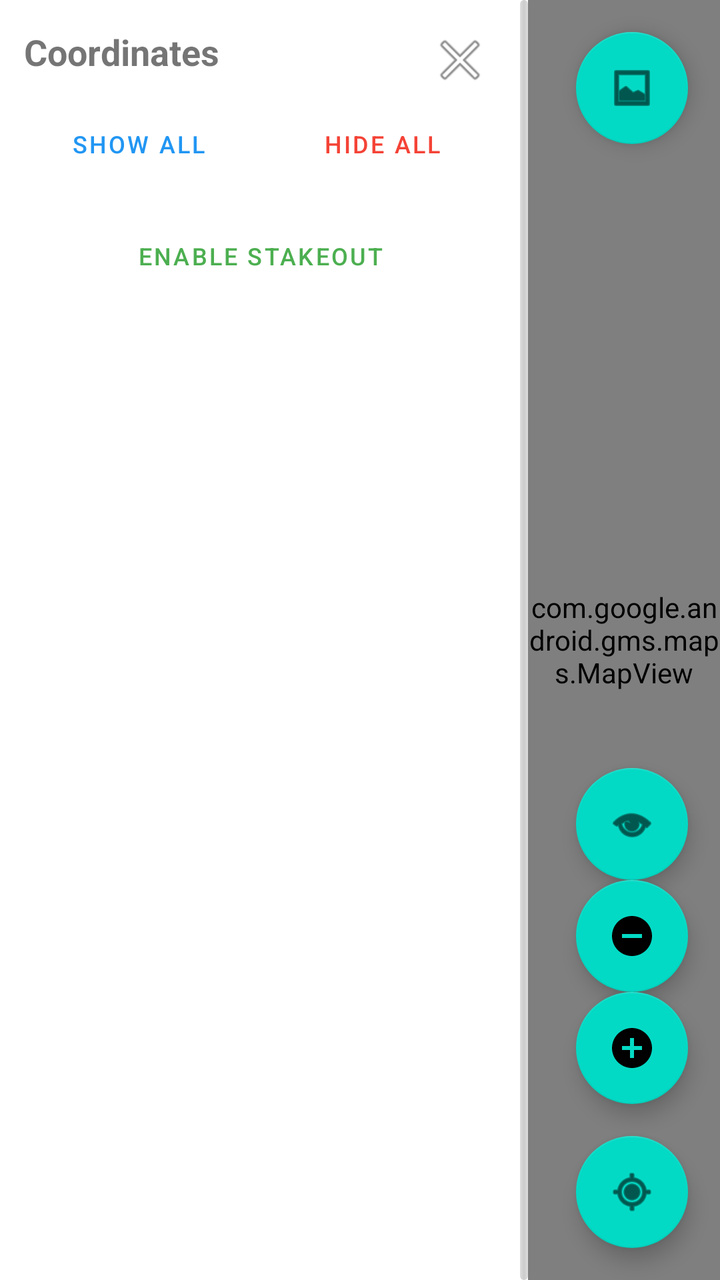
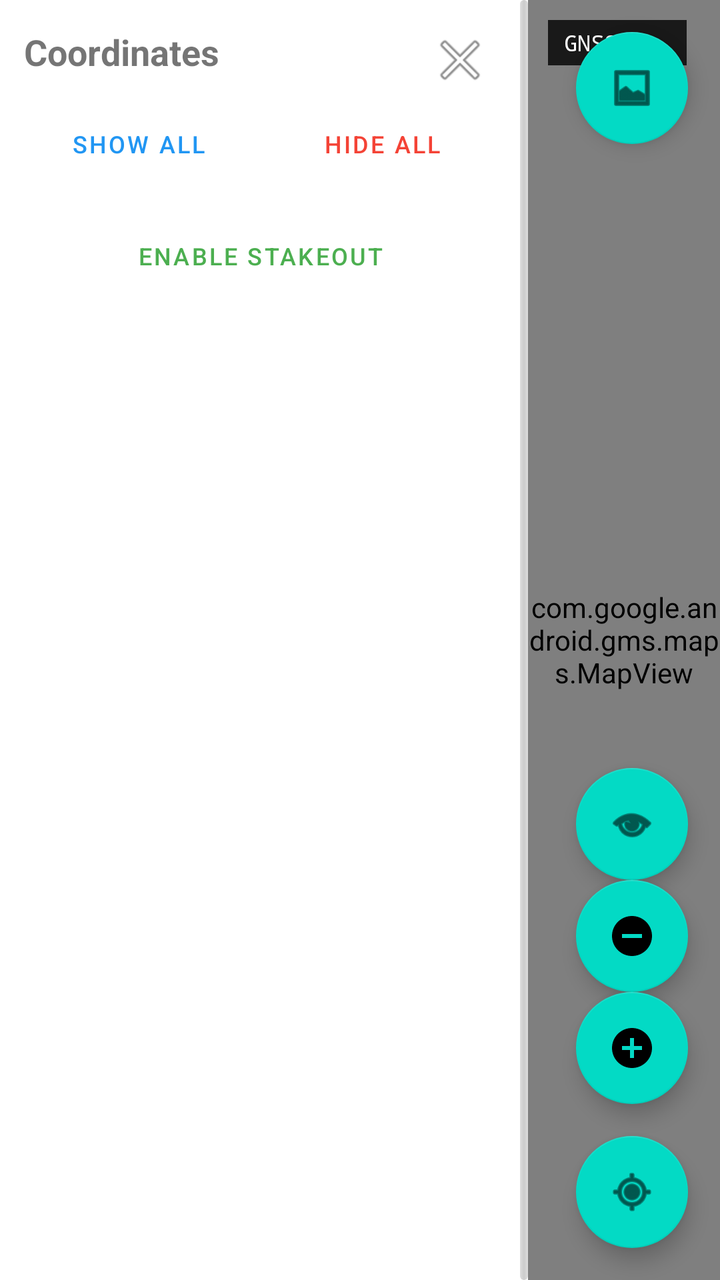

Two renders of the same Android screen: before a commit and after it. Below are the layout's source before the change and the commit's diff.
<!-- AndroidManifest.xml: application theme Theme.SurveyingApp -->
<!-- res/layout/fragment_render_map.xml -->
<?xml version="1.0" encoding="utf-8"?>
<LinearLayout xmlns:android="http://schemas.android.com/apk/res/android"
    android:layout_width="match_parent"
    android:layout_height="match_parent"
    android:orientation="horizontal">

    
    <LinearLayout
        android:id="@+id/left_panel"
        android:layout_width="260dp"
        android:layout_height="match_parent"
        android:background="#FFFFFF"
        android:orientation="vertical"
        android:padding="12dp">

        <LinearLayout
            android:layout_width="match_parent"
            android:layout_height="wrap_content"
            android:gravity="center_vertical"
            android:orientation="horizontal">

            <TextView
                android:id="@+id/left_panel_title"
                android:layout_width="0dp"
                android:layout_height="wrap_content"
                android:layout_weight="1"
                android:paddingBottom="8dp"
                android:text="Coordinates"
                android:textSize="18sp"
                android:textStyle="bold" />

            <ImageButton
                android:id="@+id/btn_collapse_panel"
                android:layout_width="36dp"
                android:layout_height="36dp"
                android:background="@android:color/transparent"
                android:contentDescription="Collapse"
                android:src="@android:drawable/ic_menu_close_clear_cancel" />
        </LinearLayout>

        
        <LinearLayout
            android:layout_width="match_parent"
            android:layout_height="wrap_content"
            android:gravity="center"
            android:orientation="horizontal"
            android:paddingBottom="8dp">

            <Button
                android:id="@+id/btn_show_all"
                android:layout_width="0dp"
                android:layout_height="wrap_content"
                android:layout_marginEnd="4dp"
                android:layout_weight="1"
                android:background="?android:attr/selectableItemBackground"
                android:text="Show All"
                android:textColor="#2196F3"
                android:textSize="12sp"
                android:paddingTop="4dp"
                android:paddingBottom="4dp" />

            <Button
                android:id="@+id/btn_hide_all"
                android:layout_width="0dp"
                android:layout_height="wrap_content"
                android:layout_marginStart="4dp"
                android:layout_weight="1"
                android:background="?android:attr/selectableItemBackground"
                android:text="Hide All"
                android:textColor="#F44336"
                android:textSize="12sp"
                android:paddingTop="4dp"
                android:paddingBottom="4dp" />
        </LinearLayout>

        
        <LinearLayout
            android:id="@+id/stakeout_panel"
            android:layout_width="match_parent"
            android:layout_height="wrap_content"
            android:layout_marginBottom="8dp"
            android:background="#F5F5F5"
            android:orientation="vertical"
            android:padding="8dp"
            android:visibility="gone">

            <LinearLayout
                android:layout_width="match_parent"
                android:layout_height="wrap_content"
                android:gravity="center_vertical"
                android:orientation="horizontal">

                <TextView
                    android:layout_width="0dp"
                    android:layout_height="wrap_content"
                    android:layout_weight="1"
                    android:text="Stakeout"
                    android:textSize="16sp"
                    android:textStyle="bold" />

                <Button
                    android:id="@+id/btn_clear_stakeout"
                    android:layout_width="wrap_content"
                    android:layout_height="28dp"
                    android:background="?android:attr/selectableItemBackground"
                    android:paddingHorizontal="8dp"
                    android:text="Clear"
                    android:textColor="#F44336"
                    android:textSize="10sp" />
            </LinearLayout>

            <TextView
                android:id="@+id/txt_stakeout_target"
                android:layout_width="match_parent"
                android:layout_height="wrap_content"
                android:paddingTop="4dp"
                android:text="Target: Tap map to set"
                android:textColor="#666666"
                android:textSize="12sp" />

            <LinearLayout
                android:layout_width="match_parent"
                android:layout_height="wrap_content"
                android:orientation="horizontal"
                android:paddingTop="8dp">

                <LinearLayout
                    android:layout_width="0dp"
                    android:layout_height="wrap_content"
                    android:layout_weight="1"
                    android:gravity="center"
                    android:orientation="vertical">

                    <TextView
                        android:layout_width="wrap_content"
                        android:layout_height="wrap_content"
                        android:text="Distance"
                        android:textColor="#888888"
                        android:textSize="10sp" />

                    <TextView
                        android:id="@+id/txt_stakeout_distance"
                        android:layout_width="wrap_content"
                        android:layout_height="wrap_content"
                        android:text="--"
                        android:textSize="16sp"
                        android:textStyle="bold" />
                </LinearLayout>

                <LinearLayout
                    android:layout_width="0dp"
                    android:layout_height="wrap_content"
                    android:layout_weight="1"
                    android:gravity="center"
                    android:orientation="vertical">

                    <TextView
                        android:layout_width="wrap_content"
                        android:layout_height="wrap_content"
                        android:text="Bearing"
                        android:textColor="#888888"
                        android:textSize="10sp" />

                    <TextView
                        android:id="@+id/txt_stakeout_bearing"
                        android:layout_width="wrap_content"
                        android:layout_height="wrap_content"
                        android:text="--"
                        android:textSize="16sp"
                        android:textStyle="bold" />
                </LinearLayout>

            </LinearLayout>
        </LinearLayout>

        
        <Button
            android:id="@+id/btn_toggle_stakeout"
            android:layout_width="match_parent"
            android:layout_height="wrap_content"
            android:layout_marginBottom="8dp"
            android:background="?android:attr/selectableItemBackground"
            android:text="Enable Stakeout"
            android:textColor="#4CAF50"
            android:textSize="12sp" />

        <androidx.recyclerview.widget.RecyclerView
            android:id="@+id/coordinate_toggle_list"
            android:layout_width="match_parent"
            android:layout_height="0dp"
            android:layout_weight="1" />

        <TextView
            android:id="@+id/left_panel_placeholder"
            android:layout_width="match_parent"
            android:layout_height="wrap_content"
            android:text="No coordinates"
            android:textColor="#555555"
            android:textSize="14sp"
            android:visibility="gone" />
    </LinearLayout>

    
    <View
        android:id="@+id/panel_handle"
        android:layout_width="4dp"
        android:layout_height="match_parent"
        android:background="@drawable/panel_handle_grip"
        android:contentDescription="Drag handle" />

    
    <FrameLayout
        android:layout_width="0dp"
        android:layout_height="match_parent"
        android:layout_weight="1">

        <com.google.android.gms.maps.MapView
            android:id="@+id/mapView"
            android:layout_width="match_parent"
            android:layout_height="match_parent" />

        <TextView
            android:id="@+id/text_render_map"
            android:layout_width="wrap_content"
            android:layout_height="wrap_content"
            android:layout_gravity="center"
            android:background="#66000000"
            android:padding="12dp"
            android:text="@string/render_map_placeholder"
            android:textColor="@android:color/white"
            android:textSize="18sp"
            android:visibility="gone" />

        <com.google.android.material.floatingactionbutton.FloatingActionButton
            android:id="@+id/fab_toggle_sat"
            android:layout_width="wrap_content"
            android:layout_height="wrap_content"
            android:layout_gravity="top|end"
            android:layout_margin="16dp"
            android:contentDescription="Toggle satellite"
            android:src="@android:drawable/ic_menu_gallery" />

        <com.google.android.material.floatingactionbutton.FloatingActionButton
            android:id="@+id/fab_recenter"
            android:layout_width="wrap_content"
            android:layout_height="wrap_content"
            android:layout_gravity="bottom|end"
            android:layout_margin="16dp"
            android:contentDescription="Recenter map"
            android:src="@android:drawable/ic_menu_mylocation" />

        <com.google.android.material.floatingactionbutton.FloatingActionButton
            android:id="@+id/fab_zoom_in"
            android:layout_width="wrap_content"
            android:layout_height="wrap_content"
            android:layout_gravity="bottom|end"
            android:layout_marginEnd="16dp"
            android:layout_marginBottom="88dp"
            android:contentDescription="Zoom in"
            android:src="@drawable/ic_zoom_in" />

        <com.google.android.material.floatingactionbutton.FloatingActionButton
            android:id="@+id/fab_zoom_out"
            android:layout_width="wrap_content"
            android:layout_height="wrap_content"
            android:layout_gravity="bottom|end"
            android:layout_marginEnd="16dp"
            android:layout_marginBottom="144dp"
            android:contentDescription="Zoom out"
            android:src="@drawable/ic_zoom_out" />

        <com.google.android.material.floatingactionbutton.FloatingActionButton
            android:id="@+id/fab_toggle_grid"
            android:layout_width="wrap_content"
            android:layout_height="wrap_content"
            android:layout_gravity="bottom|end"
            android:layout_marginEnd="16dp"
            android:layout_marginBottom="200dp"
            android:contentDescription="Toggle coordinate grid"
            android:src="@android:drawable/ic_menu_view" />

        
        <ImageButton
            android:id="@+id/btn_expand_panel"
            android:layout_width="40dp"
            android:layout_height="40dp"
            android:layout_gravity="center_vertical|start"
            android:layout_margin="8dp"
            android:background="#AAFFFFFF"
            android:contentDescription="Expand panel"
            android:elevation="4dp"
            android:src="@android:drawable/ic_media_play"
            android:tint="@android:color/black"
            android:visibility="gone" />

    </FrameLayout>

</LinearLayout>
<!-- resources referenced by this layout -->
<resources>
  <!-- drawable ic_zoom_in (drawable) -->
  <?xml version="1.0" encoding="utf-8"?>
  <vector xmlns:android="http://schemas.android.com/apk/res/android"
      android:width="24dp"
      android:height="24dp"
      android:viewportWidth="24"
      android:viewportHeight="24">
      
      <path
          android:fillColor="#FFFFFFFF"
          android:pathData="M12,2C6.48,2 2,6.48 2,12s4.48,10 10,10 10,-4.48 10,-10S17.52,2 12,2zM13,11h4v2h-4v4h-2v-4H7v-2h4V7h2v4z"/>
  </vector>
  <!-- drawable ic_zoom_out (drawable) -->
  <?xml version="1.0" encoding="utf-8"?>
  <vector xmlns:android="http://schemas.android.com/apk/res/android"
      android:width="24dp"
      android:height="24dp"
      android:viewportWidth="24"
      android:viewportHeight="24">
      <path
          android:fillColor="#FFFFFFFF"
          android:pathData="M12,2C6.48,2 2,6.48 2,12s4.48,10 10,10 10,-4.48 10,-10S17.52,2 12,2zM7,11h10v2H7v-2z"/>
  </vector>
  <!-- drawable panel_handle_grip (drawable) -->
  <?xml version="1.0" encoding="utf-8"?>
  <shape xmlns:android="http://schemas.android.com/apk/res/android" android:shape="rectangle">
      
      <size android:width="4dp" />
      <corners android:radius="2dp" />
      <gradient
          android:startColor="#22000000"
          android:centerColor="#33000000"
          android:endColor="#22000000"
          android:angle="0" />
  </shape>
  <string name="render_map_placeholder">No render available</string>
  <style name="Theme.SurveyingApp" parent="Theme.MaterialComponents.DayNight.DarkActionBar">
          
          <item name="colorPrimary">@color/purple_500</item>
          <item name="colorPrimaryVariant">@color/purple_700</item>
          <item name="colorOnPrimary">@color/white</item>
          
          <item name="colorSecondary">@color/teal_200</item>
          <item name="colorSecondaryVariant">@color/teal_700</item>
          <item name="colorOnSecondary">@color/black</item>
          
          <item name="android:statusBarColor">?attr/colorPrimaryVariant</item>
          
      </style>
  <color name="purple_500">#FF6200EE</color>
  <color name="purple_700">#FF3700B3</color>
  <color name="white">#FFFFFFFF</color>
  <color name="teal_200">#FF03DAC5</color>
  <color name="teal_700">#FF018786</color>
  <color name="black">#FF000000</color>
</resources>

<!-- the commit's change to res/layout/fragment_render_map.xml (unified diff, before → after) -->
@@ -218,6 +218,24 @@
             android:id="@+id/mapView"
             android:layout_width="match_parent"
             android:layout_height="match_parent" />
+
+        
+        <TextView
+            android:id="@+id/text_gnss_status"
+            android:layout_width="wrap_content"
+            android:layout_height="wrap_content"
+            android:layout_gravity="top|start"
+            android:layout_margin="10dp"
+            android:background="#CC000000"
+            android:paddingStart="8dp"
+            android:paddingEnd="8dp"
+            android:paddingTop="4dp"
+            android:paddingBottom="4dp"
+            android:text="GNSS: --"
+            android:textColor="#FFFFFF"
+            android:textSize="11sp"
+            android:fontFamily="monospace"
+            android:visibility="visible" />
 
         <TextView
             android:id="@+id/text_render_map"
